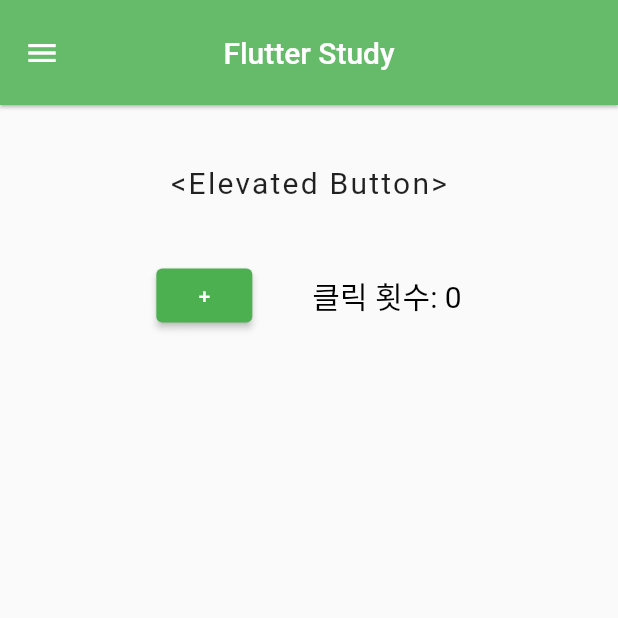
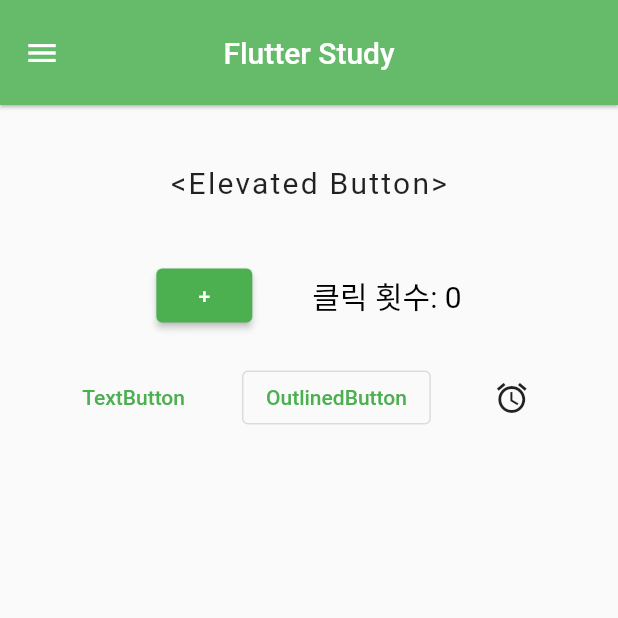
Before and after one commit to petcu1004/2021-GDSC-SCH-Flutter-Learning, a Flutter app: the screen it shows after launch, on a phone screen of 412 x 824 dp, the top half of it. Run offline on Flutter 3.47's test engine with Material 2 defaults, Android fonts, the light colour scheme and no system bars.

Commit message:
다른 버튼들 예시

```diff
--- a/week4/flutter_application_1/lib/main.dart
+++ b/week4/flutter_application_1/lib/main.dart
@@ -45,9 +45,11 @@
               Row(
                 //row이므로 가로축이 주측이 되고
                 //mainAxisAlignment를 통해 가운데 정렬
-                mainAxisAlignment: MainAxisAlignment.center, //그래서 원래 있던 문구가 가운데로 오게 된 것
+                mainAxisAlignment:
+                    MainAxisAlignment.center, //그래서 원래 있던 문구가 가운데로 오게 된 것
                 children: [
-                  ElevatedButton( //클릭시 elevate 변수의 값 +1
+                  ElevatedButton(
+                    //클릭시 elevate 변수의 값 +1
                     onPressed: () {
                       setState(() {
                         elevate += 1;
@@ -73,6 +75,24 @@
                     ),
                   ),
                 ],
+              ),
+              SizedBox(height: 20),
+              Row(
+                mainAxisAlignment: MainAxisAlignment.center,
+                children: [
+                  TextButton( //TextButton
+                    onPressed: () {},
+                    child: Text('TextButton'),
+                    style: TextButton.styleFrom(primary: Colors.green),
+                  ),
+                  SizedBox(width: 30),
+                  OutlinedButton( //OutlinedButton
+                      onPressed: () {},
+                      child: Text('OutlinedButton'),
+                      style: OutlinedButton.styleFrom(primary: Colors.green)),
+                  SizedBox(width: 30),
+                  IconButton(onPressed: () {}, icon: Icon(Icons.access_alarm)) //IconButton 알람 아이콘 버튼
+                ],
               )
             ],
           ),
```
